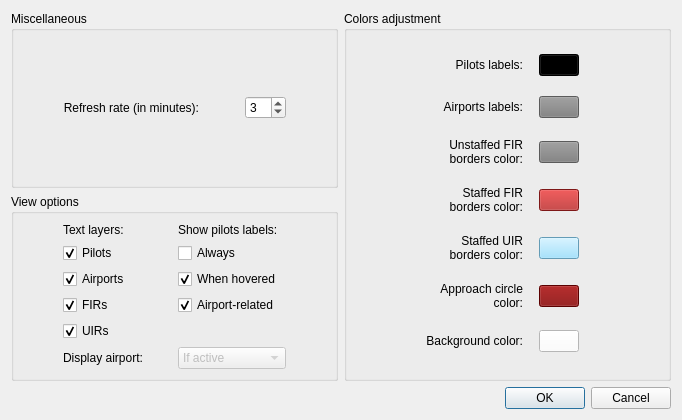
Old version of the form resources/SettingsWindow.ui in the repository Vatsinator/vatsinator-legacy.
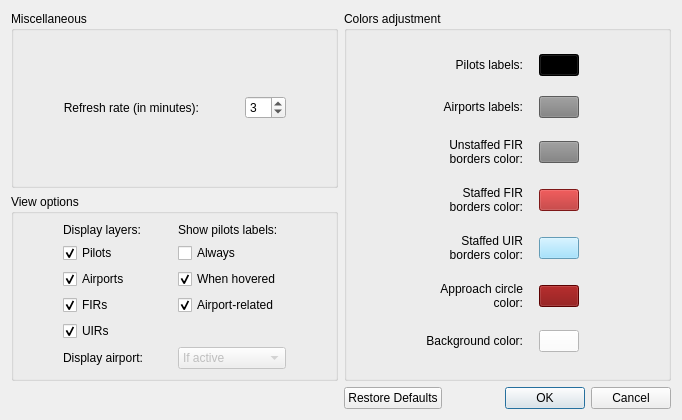
New version of the form. Icons and pictures are not drawn. Custom widgets are drawn as their Qt base class.

Commit message: Added "Details" button for ATCs in AirportDetailsWindow; fixed some bugs.

What changed in the file:
```diff
--- a/resources/SettingsWindow.ui
+++ b/resources/SettingsWindow.ui
@@ -396,7 +396,7 @@
       <item row="0" column="1">
        <widget class="QLabel" name="TextLayersLabel">
         <property name="text">
-         <string>Text layers:</string>
+         <string>Display layers:</string>
         </property>
        </widget>
       </item>
@@ -512,7 +512,7 @@
    <item row="2" column="1">
     <widget class="QDialogButtonBox" name="OKCancelButtonBox">
      <property name="standardButtons">
-      <set>QDialogButtonBox::Cancel|QDialogButtonBox::Ok</set>
+      <set>QDialogButtonBox::Cancel|QDialogButtonBox::Ok|QDialogButtonBox::RestoreDefaults</set>
      </property>
      <property name="centerButtons">
       <bool>false</bool>
```
Left out of the diff: 5 changed lines with no effect on the pictures. The commit also changes 31 other files.
